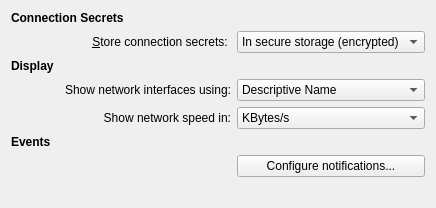
KDE/networkmanagement, file settings/config/othersettings.ui: the form before one commit.
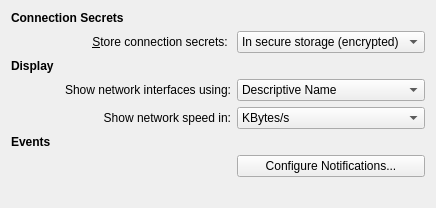
The form after the commit.

Commit message: Capitalize "Configure Notifications" button label (cherry picked from commit 5cd0a792d68b56ad60663704604adcb5c6b08a71)

What changed in the file:
```diff
--- a/settings/config/othersettings.ui
+++ b/settings/config/othersettings.ui
@@ -128,7 +128,7 @@
    <item row="6" column="2">
     <widget class="QPushButton" name="notificationsButton">
      <property name="text">
-      <string>Configure notifications...</string>
+      <string>Configure Notifications...</string>
      </property>
     </widget>
    </item>
```
